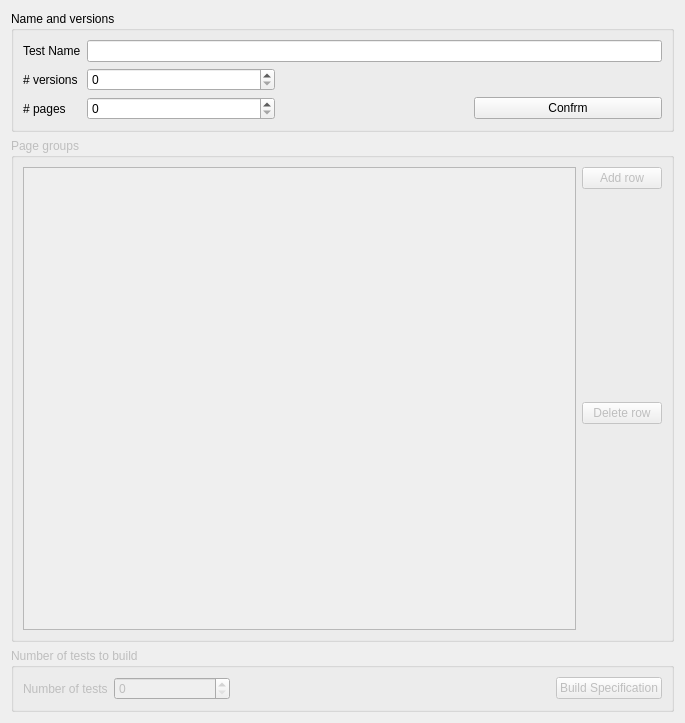
plomgrading/plom, file qtCreatorFiles/ui_builder.ui: the form before one commit.
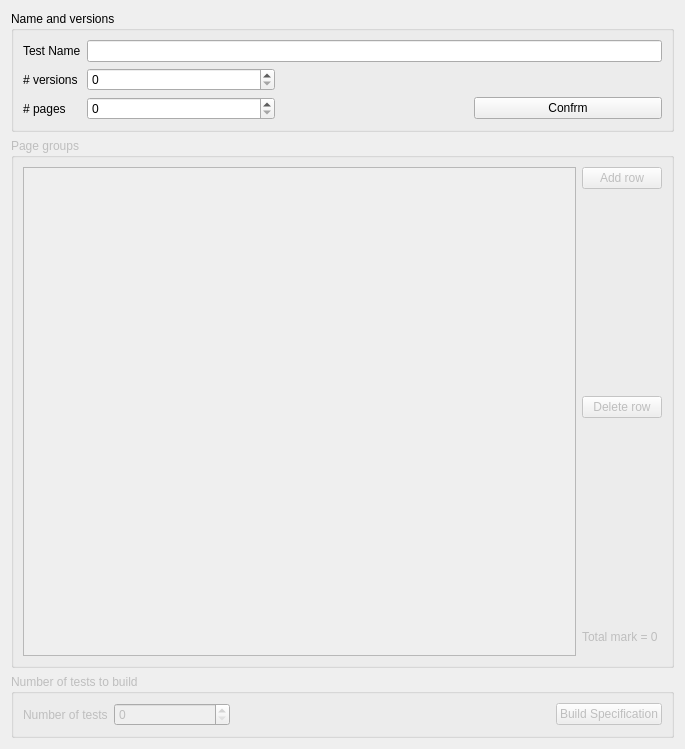
The form after the commit.

Commit message: Merging of specification builder

The edit to the form file:
```diff
--- a/qtCreatorFiles/ui_builder.ui
+++ b/qtCreatorFiles/ui_builder.ui
@@ -7,7 +7,7 @@
     <x>0</x>
     <y>0</y>
     <width>685</width>
-    <height>723</height>
+    <height>749</height>
    </rect>
   </property>
   <property name="windowTitle">
@@ -51,7 +51,7 @@
        </widget>
       </item>
       <item row="1" column="1">
-       <widget class="QSpinBox" name="versionsSB"/>
+       <widget class="QSpinBox" name="versionSB"/>
       </item>
       <item row="2" column="0">
        <widget class="QLabel" name="pagesLabel">
@@ -61,7 +61,7 @@
        </widget>
       </item>
       <item row="2" column="1">
-       <widget class="QSpinBox" name="pagesSB"/>
+       <widget class="QSpinBox" name="pageSB"/>
       </item>
       <item row="2" column="2">
        <spacer name="horizontalSpacer">
@@ -101,17 +101,17 @@
       <string>Page groups</string>
      </property>
      <layout class="QGridLayout" name="gridLayout">
-      <item row="0" column="0" rowspan="4">
+      <item row="0" column="0" rowspan="8">
        <widget class="QTableWidget" name="pgTable"/>
       </item>
-      <item row="0" column="1">
+      <item row="0" column="3">
        <widget class="QPushButton" name="addRowButton">
         <property name="text">
          <string>Add row</string>
         </property>
        </widget>
       </item>
-      <item row="1" column="1">
+      <item row="1" column="3">
        <spacer name="verticalSpacer">
         <property name="orientation">
          <enum>Qt::Vertical</enum>
@@ -124,14 +124,7 @@
         </property>
        </spacer>
       </item>
-      <item row="2" column="1">
-       <widget class="QPushButton" name="deleteRowButton">
-        <property name="text">
-         <string>Delete row</string>
-        </property>
-       </widget>
-      </item>
-      <item row="3" column="1">
+      <item row="3" column="3">
        <spacer name="verticalSpacer_2">
         <property name="orientation">
          <enum>Qt::Vertical</enum>
@@ -144,6 +137,20 @@
         </property>
        </spacer>
       </item>
+      <item row="5" column="3">
+       <widget class="QLabel" name="totalLabel">
+        <property name="text">
+         <string>Total mark = 0</string>
+        </property>
+       </widget>
+      </item>
+      <item row="2" column="3">
+       <widget class="QPushButton" name="deleteRowButton">
+        <property name="text">
+         <string>Delete row</string>
+        </property>
+       </widget>
+      </item>
      </layout>
     </widget>
    </item>
@@ -170,7 +177,7 @@
        </widget>
       </item>
       <item>
-       <widget class="QSpinBox" name="numberTestSB">
+       <widget class="QSpinBox" name="numberOfTestSB">
         <property name="sizePolicy">
          <sizepolicy hsizetype="MinimumExpanding" vsizetype="Fixed">
           <horstretch>0</horstretch>
```
The commit also changes 2 other files.
